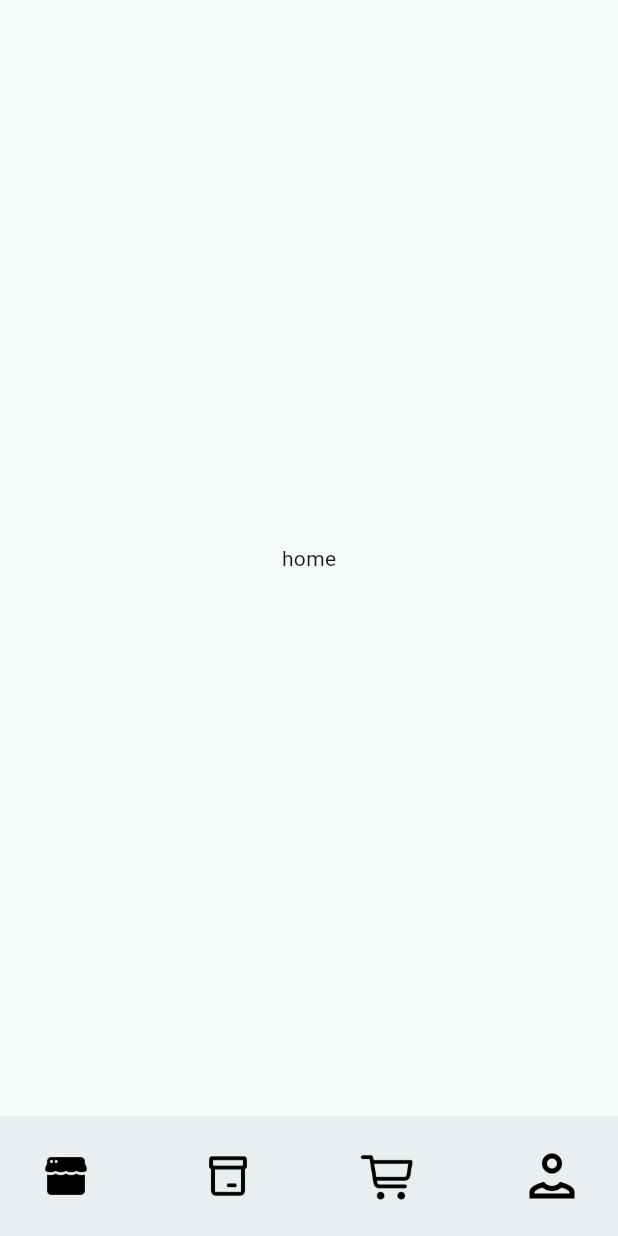
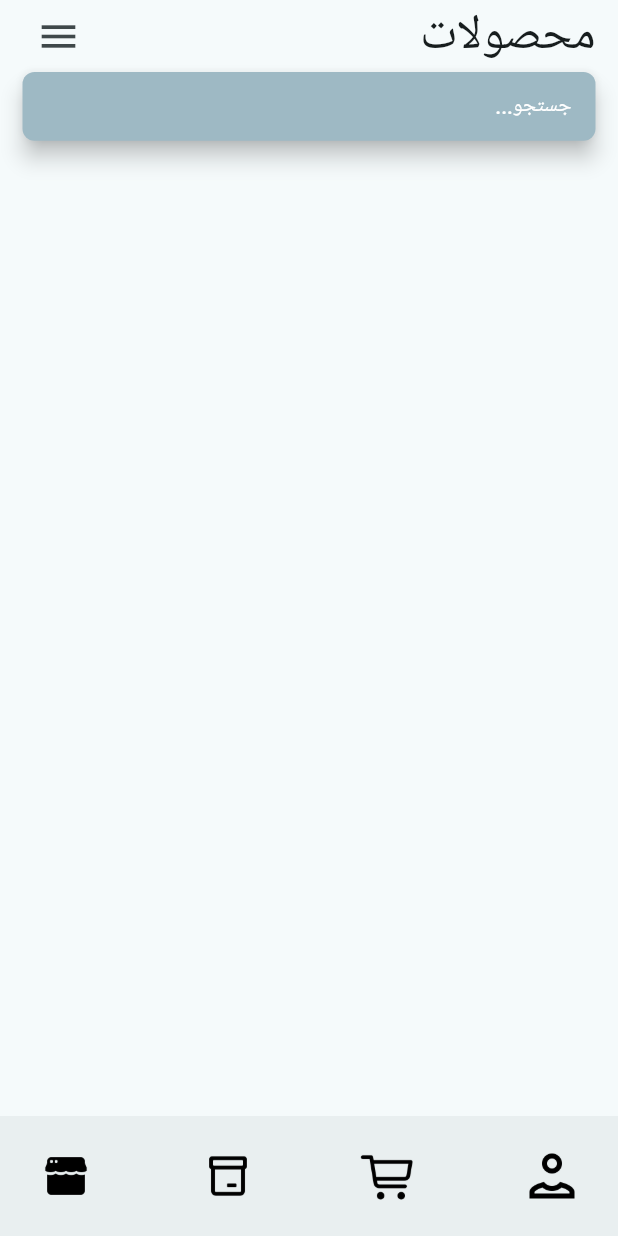
Before and after one commit to Rapithwin/ecommerce_app, a Flutter app: the screen it shows after launch, on a phone screen of 412 x 824 dp. Run offline on Flutter 3.47's test engine with Material 3 defaults, Android fonts, the phone set to English and light mode, and no system bars; our stand-ins replace bloc, equatable, flutter_bloc.

Commit message:
HomePage bloc provider and appbar

```diff
--- a/lib/products/presentation/view/home_page.dart
+++ b/lib/products/presentation/view/home_page.dart
@@ -1,10 +1,36 @@
+import 'package:e_commerce/products/presentation/cubit/products_cubit.dart';
+import 'package:e_commerce_repository/products_repository/products_repostitory.dart';
 import 'package:flutter/material.dart';
+import 'package:flutter_bloc/flutter_bloc.dart';
+
+import '../widgets/app_bar_widgets.dart';
 
 class HomePage extends StatelessWidget {
   const HomePage({super.key});
 
   @override
   Widget build(BuildContext context) {
-    return const Center(child: Text("home"));
+    return BlocProvider(
+      create: (context) => ProductsCubit(context.read<ProductsRepostitory>()),
+      child: HomeView(),
+    );
   }
 }
+
+class HomeView extends StatelessWidget {
+  const HomeView({super.key});
+
+  @override
+  Widget build(BuildContext context) {
+    final theme = Theme.of(context);
+    final size = MediaQuery.of(context).size;
+
+    return Scaffold(
+      appBar: AppBar(
+        toolbarHeight: size.height / 6,
+        actions: AppBarWidgets.appBarActions(size, theme),
+        backgroundColor: Colors.transparent,
+      ),
+    );
+  }
+}
--- /dev/null
+++ b/lib/products/presentation/widgets/app_bar_widgets.dart
@@ -0,0 +1,60 @@
+import 'package:flutter/material.dart';
+
+class AppBarWidgets {
+  static List<Widget> appBarActions(Size size, ThemeData theme) {
+    return [
+      Column(
+        children: [
+          SizedBox(
+            width: size.width,
+            child: Padding(
+              padding: const EdgeInsets.symmetric(horizontal: 15.0),
+              child: Row(
+                mainAxisAlignment: MainAxisAlignment.spaceBetween,
+                children: [
+                  IconButton(
+                    onPressed: () {},
+                    icon: Icon(
+                      Icons.menu,
+                      weight: 4,
+                      size: 30,
+                    ),
+                  ),
+                  Align(
+                    alignment: Alignment.centerRight,
+                    child: Text(
+                      "محصولات",
+                      textDirection: TextDirection.rtl,
+                      style: theme.textTheme.headlineLarge,
+                    ),
+                  ),
+                ],
+              ),
+            ),
+          ),
+          SizedBox(
+            width: size.width - 30,
+            height: size.height / 18,
+            child: Directionality(
+              textDirection: TextDirection.rtl,
+              child: SearchBar(
+                backgroundColor:
+                    WidgetStatePropertyAll(theme.colorScheme.tertiary),
+                hintText: "جستجو...",
+                hintStyle:
+                    WidgetStatePropertyAll(theme.textTheme.labelLarge?.copyWith(
+                  color: theme.colorScheme.onTertiary,
+                )),
+                shape: WidgetStatePropertyAll(
+                  RoundedRectangleBorder(
+                    borderRadius: BorderRadius.circular(8),
+                  ),
+                ),
+              ),
+            ),
+          )
+        ],
+      )
+    ];
+  }
+}
```
